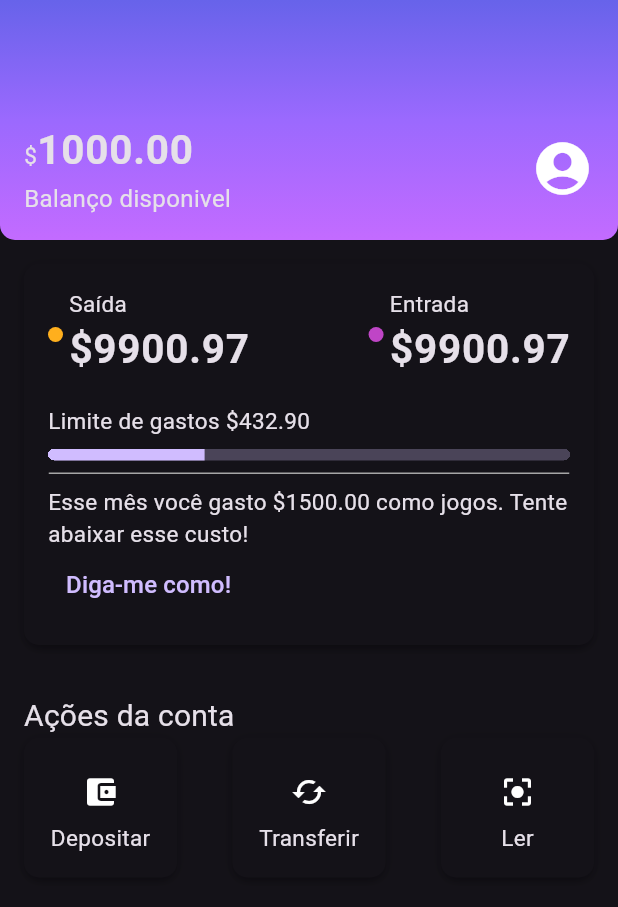
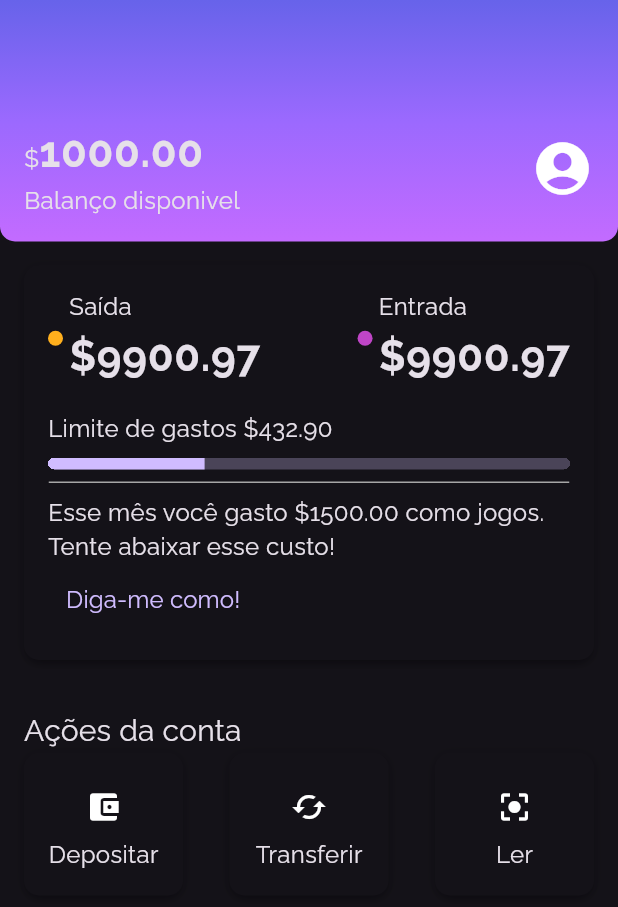
Before and after one commit to GustavoCanuto/Flutter, a Flutter app: the screen it shows after launch, on a phone screen of 412 x 824 dp. Shown: the top 907 px of the screen. Run offline on Flutter 3.47's test engine with Material 3 defaults, Android fonts, the light colour scheme and no system bars; our stand-ins replace google_fonts, sqflite; accounts and stored records are empty.

Commit message:
feat: usando font baixada no Raleway

```diff
--- a/alubank/lib/components/sections/account_actions.dart
+++ b/alubank/lib/components/sections/account_actions.dart
@@ -59,7 +59,7 @@ class _AccountActions extends StatelessWidget {
   @override
   Widget build(BuildContext context) {
     return Container(
-      width: 70,
+      width: 74,
       child: Column(
         children: [
           Padding(
--- a/alubank/lib/themes/my_theme.dart
+++ b/alubank/lib/themes/my_theme.dart
@@ -5,12 +5,13 @@ ThemeData MyTheme = ThemeData(
   primarySwatch: ThemeColors.primaryColor,
   primaryColor: ThemeColors.primaryColor,
   brightness: Brightness.dark,
+  fontFamily: 'Raleway',
   textTheme: const TextTheme(
     bodyMedium: TextStyle(
-      fontSize: 15,
+      fontSize: 16,
     ),
     bodyLarge: TextStyle(
-      fontSize: 27,
+      fontSize: 28,
       fontWeight: FontWeight.bold,
     ),
     titleMedium: TextStyle(fontSize: 20, fontWeight: FontWeight.normal,)
--- a/alubank/pubspec.yaml
+++ b/alubank/pubspec.yaml
@@ -58,6 +58,12 @@ flutter:
   # the material Icons class.
   uses-material-design: true
 
+  fonts:
+    - family: Raleway
+      fonts:
+        - asset: fonts/Raleway-Regular.ttf
+        - asset: fonts/Raleway-Bold.ttf
+          weight: 700
   # To add assets to your application, add an assets section, like this:
   # assets:
   #   - images/a_dot_burr.jpeg
```
Also changed, not shown: alubank/fonts/Raleway-Bold.ttf (added), alubank/fonts/Raleway-Regular.ttf (added).
